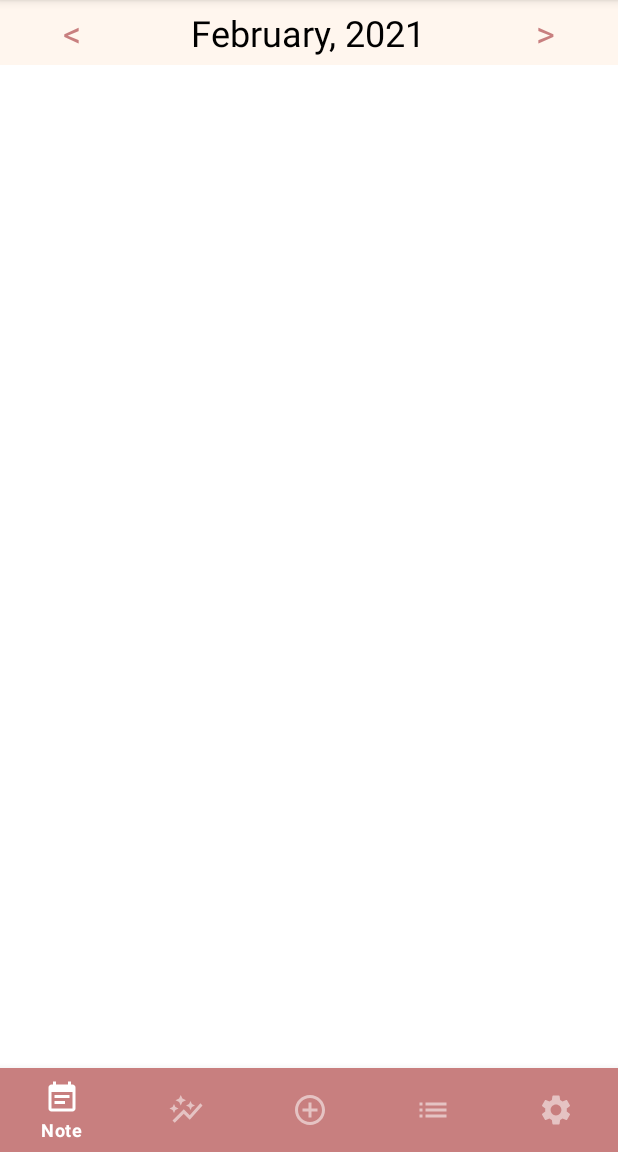
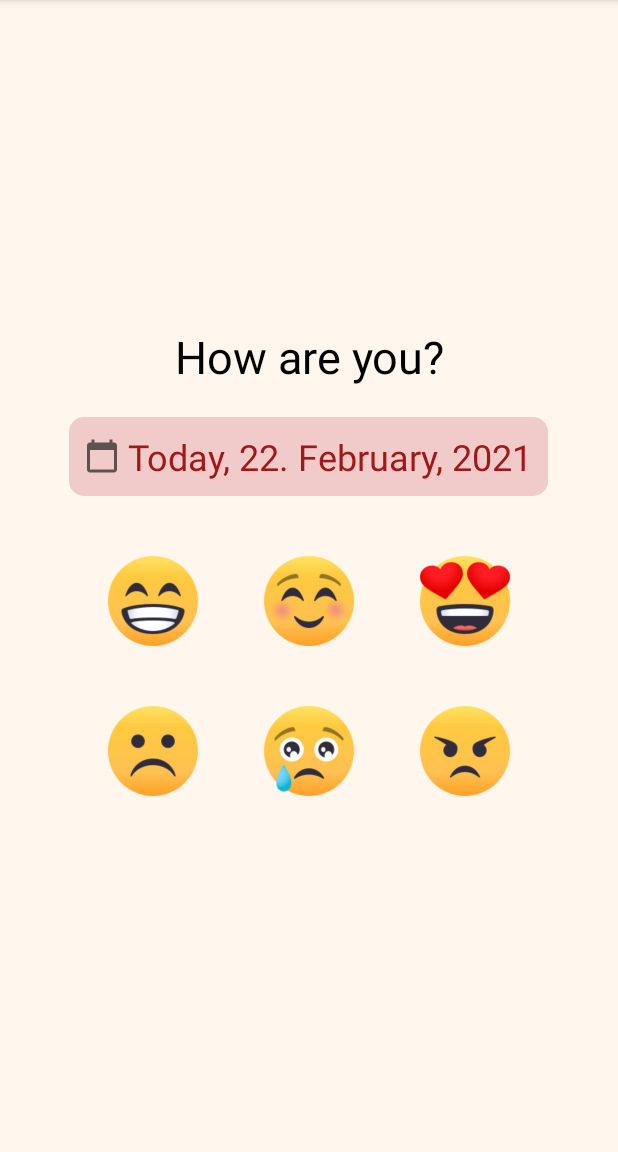
Before and after one commit to GiangNguyen1207/Emory, an Android app: the screen it shows after launch (EntriesActivity before the commit, AddMoodActivity after it), on a phone screen of 412 x 824 dp, the part 84-1236 px from its top. Run offline under Robolectric (Android 15) with nearby library versions, the phone set to English and light mode, and no system bars; Roboto replaces fonts that are not available here.

Commit message:
add mood activity

```diff
--- a/app/src/main/AndroidManifest.xml
+++ b/app/src/main/AndroidManifest.xml
@@ -9,13 +9,15 @@
         android:roundIcon="@mipmap/ic_launcher_round"
         android:supportsRtl="true"
         android:theme="@style/Theme.Emory">
-        <activity android:name=".EntriesActivity">
+        <activity android:name=".EntriesActivity"></activity>
+        <activity android:name=".AddMoodActivity">
             <intent-filter>
                 <action android:name="android.intent.action.MAIN" />
 
                 <category android:name="android.intent.category.LAUNCHER" />
             </intent-filter>
         </activity>
+
         <meta-data
             android:name="preloaded_fonts"
             android:resource="@array/preloaded_fonts" />
--- /dev/null
+++ b/app/src/main/java/com/example/emory/AddMoodActivity.java
@@ -0,0 +1,22 @@
+package com.example.emory;
+
+import androidx.appcompat.app.AppCompatActivity;
+
+import android.os.Bundle;
+import android.widget.TextView;
+
+public class AddMoodActivity extends AppCompatActivity {
+    private TextView calendar;
+    private DayMonthYear fullDate;
+
+    @Override
+    protected void onCreate(Bundle savedInstanceState) {
+        super.onCreate(savedInstanceState);
+        setContentView(R.layout.activity_add_mood);
+
+        calendar = findViewById(R.id.calendar);
+
+        fullDate = new DayMonthYear();
+        calendar.setText(fullDate.getFullDate());
+    }
+}
--- a/app/src/main/java/com/example/emory/MonthYear.java
+++ b/app/src/main/java/com/example/emory/DayMonthYear.java
@@ -3,11 +3,11 @@ package com.example.emory;
 import java.util.ArrayList;
 import java.util.Calendar;
 
-public class MonthYear {
+public class DayMonthYear {
     private ArrayList<String> months;
     private Calendar calendar;
 
-    public MonthYear() {
+    public DayMonthYear() {
         this.months = new ArrayList<>();
         this.calendar = Calendar.getInstance();
         months.add("January");
@@ -26,6 +26,13 @@ public class MonthYear {
 
     public String getCurrentMonthYear() {
         return this.months.get(calendar.get(Calendar.MONTH)) + ", " + calendar.get(Calendar.YEAR);
+    }
+
+    public String getFullDate() {
+        return "Today, " +
+                calendar.get(Calendar.DATE) + ". " +
+                this.months.get(calendar.get(Calendar.MONTH)) + ", " +
+                calendar.get(Calendar.YEAR);
     }
 
     public String getPrevMonthYear(String month, int year) {
--- a/app/src/main/java/com/example/emory/EntriesActivity.java
+++ b/app/src/main/java/com/example/emory/EntriesActivity.java
@@ -3,15 +3,12 @@ package com.example.emory;
 import androidx.appcompat.app.AppCompatActivity;
 
 import android.os.Bundle;
-import android.util.Log;
 import android.view.View;
 import android.widget.TextView;
 
-import java.util.Calendar;
-
 public class EntriesActivity extends AppCompatActivity {
     private TextView month;
-    private MonthYear monthYear;
+    private DayMonthYear monthYear;
 
     @Override
     protected void onCreate(Bundle savedInstanceState) {
@@ -20,7 +17,7 @@ public class EntriesActivity extends AppCompatActivity {
 
         month = findViewById(R.id.month);
 
-        monthYear = new MonthYear();
+        monthYear = new DayMonthYear();
         String currentMonthYear = monthYear.getCurrentMonthYear();
 
         month.setText(currentMonthYear);
--- /dev/null
+++ b/app/src/main/res/drawable/ic_calendar_black.xml
@@ -0,0 +1,10 @@
+<vector xmlns:android="http://schemas.android.com/apk/res/android"
+    android:width="24dp"
+    android:height="24dp"
+    android:viewportWidth="24"
+    android:viewportHeight="24"
+    android:tint="?attr/colorControlNormal">
+  <path
+      android:fillColor="@android:color/white"
+      android:pathData="M20,3h-1L19,1h-2v2L7,3L7,1L5,1v2L4,3c-1.1,0 -2,0.9 -2,2v16c0,1.1 0.9,2 2,2h16c1.1,0 2,-0.9 2,-2L22,5c0,-1.1 -0.9,-2 -2,-2zM20,21L4,21L4,8h16v13z"/>
+</vector>
--- /dev/null
+++ b/app/src/main/res/drawable/shape_radius_highlight.xml
@@ -0,0 +1,5 @@
+<?xml version="1.0" encoding="utf-8"?>
+<shape xmlns:android="http://schemas.android.com/apk/res/android">
+    <solid android:color="@color/highlight" />
+    <corners android:radius="10dp" />
+</shape>
--- /dev/null
+++ b/app/src/main/res/drawable/shape_radius_secondary.xml
@@ -0,0 +1,5 @@
+<?xml version="1.0" encoding="utf-8"?>
+<shape xmlns:android="http://schemas.android.com/apk/res/android">
+    <solid android:color="@color/secondary" />
+    <corners android:radius="10dp" />
+</shape>
--- /dev/null
+++ b/app/src/main/res/layout/activity_add_mood.xml
@@ -0,0 +1,131 @@
+<?xml version="1.0" encoding="utf-8"?>
+<androidx.constraintlayout.widget.ConstraintLayout xmlns:android="http://schemas.android.com/apk/res/android"
+    xmlns:app="http://schemas.android.com/apk/res-auto"
+    xmlns:tools="http://schemas.android.com/tools"
+    android:layout_width="match_parent"
+    android:layout_height="match_parent"
+    tools:context=".AddMoodActivity">
+
+    <LinearLayout
+        android:layout_width="match_parent"
+        android:layout_height="match_parent"
+        android:background="@color/primary"
+        android:gravity="center_vertical"
+        android:orientation="vertical"
+        app:layout_constraintBottom_toBottomOf="parent"
+        app:layout_constraintEnd_toEndOf="parent"
+        app:layout_constraintStart_toStartOf="parent"
+        app:layout_constraintTop_toTopOf="parent">
+
+        <TextView
+            android:id="@+id/greeting"
+            android:layout_width="match_parent"
+            android:layout_height="wrap_content"
+            android:gravity="center"
+            android:text="@string/greeting"
+            android:textColor="@color/black"
+            android:textSize="30sp" />
+
+        <TextView
+            android:id="@+id/calendar"
+            android:layout_width="wrap_content"
+            android:layout_height="wrap_content"
+            android:layout_gravity="center"
+            android:layout_marginTop="20dp"
+            android:background="@drawable/shape_radius_highlight"
+            android:drawableStart="@drawable/ic_calendar_black"
+            android:drawableLeft="@drawable/ic_calendar_black"
+            android:drawablePadding="5dp"
+            android:padding="10dp"
+            android:text="@string/calendar"
+            android:textColor="@color/calendarText"
+            android:textSize="24sp" />
+
+        <LinearLayout
+            android:layout_width="match_parent"
+            android:layout_height="100dp"
+            android:layout_marginLeft="50dp"
+            android:layout_marginRight="50dp"
+            android:layout_marginTop="20dp"
+            android:orientation="horizontal">
+
+            <ImageButton
+                android:id="@+id/smile"
+                android:layout_width="wrap_content"
+                android:layout_height="wrap_content"
+                android:layout_weight="1"
+                android:background="@color/blur"
+                android:scaleType="fitCenter"
+                android:paddingLeft="20dp"
+                android:paddingRight="20dp"
+                android:src="@drawable/smile" />
+
+            <ImageButton
+                android:id="@+id/happy"
+                android:layout_width="wrap_content"
+                android:layout_height="wrap_content"
+                android:layout_weight="1"
+                android:background="@color/blur"
+                android:scaleType="fitCenter"
+                android:paddingLeft="20dp"
+                android:paddingRight="20dp"
+                android:src="@drawable/happy" />
+
+            <ImageButton
+                android:id="@+id/love"
+                android:layout_width="wrap_content"
+                android:layout_height="wrap_content"
+                android:layout_weight="1"
+                android:background="@color/blur"
+                android:scaleType="fitCenter"
+                android:paddingLeft="20dp"
+                android:paddingRight="20dp"
+                android:src="@drawable/love" />
+
+        </LinearLayout>
+
+        <LinearLayout
+            android:layout_width="match_parent"
+            android:layout_height="100dp"
+            android:layout_marginLeft="50dp"
+            android:layout_marginRight="50dp"
+            android:orientation="horizontal">
+
+            <ImageButton
+                android:id="@+id/sad"
+                android:layout_width="wrap_content"
+                android:layout_height="wrap_content"
+                android:layout_weight="1"
+                android:background="@color/blur"
+                android:scaleType="fitCenter"
+                android:paddingLeft="20dp"
+                android:paddingRight="20dp"
+                android:src="@drawable/sad" />
+
+            <ImageButton
+                android:id="@+id/cry"
+                android:layout_width="wrap_content"
+                android:layout_height="wrap_content"
+                android:layout_weight="1"
+                android:background="@color/blur"
+                android:scaleType="fitCenter"
+                android:paddingLeft="20dp"
+                android:paddingRight="20dp"
+                android:src="@drawable/cry" />
+
+            <ImageButton
+                android:id="@+id/angry"
+                android:layout_width="wrap_content"
+                android:layout_height="wrap_content"
+                android:layout_weight="1"
+                android:background="@color/blur"
+                android:scaleType="fitCenter"
+                android:paddingLeft="20dp"
+                android:paddingRight="20dp"
+                android:src="@drawable/angry" />
+
+        </LinearLayout>
+
+    </LinearLayout>
+
+</androidx.constraintlayout.widget.ConstraintLayout>
--- a/app/src/main/res/layout/activity_entries.xml
+++ b/app/src/main/res/layout/activity_entries.xml
@@ -8,25 +8,32 @@
 
     <LinearLayout
         android:layout_width="match_parent"
-        android:layout_height="wrap_content"
-        android:orientation="horizontal"
-        android:background="@color/primary"
-        android:padding="5dp"
+        android:layout_height="match_parent"
+        android:orientation="vertical"
+        app:layout_constraintBottom_toBottomOf="parent"
         app:layout_constraintEnd_toEndOf="parent"
         app:layout_constraintStart_toStartOf="parent"
-        app:layout_constraintTop_toTopOf="parent" >
+        app:layout_constraintTop_toTopOf="parent">
+
+        <LinearLayout
+            android:id="@+id/linearLayout2"
+            android:layout_width="match_parent"
+            android:layout_height="wrap_content"
+            android:background="@color/primary"
+            android:orientation="horizontal"
+            android:padding="5dp">
 
             <TextView
                 android:id="@+id/back"
                 android:layout_width="wrap_content"
                 android:layout_height="wrap_content"
                 android:layout_weight="1"
+                android:clickable="true"
+                android:gravity="center"
+                android:onClick="onBack"
                 android:text="@string/back"
                 android:textColor="@color/secondary"
-            android:textSize="24sp"
-            android:gravity="center"
-            android:clickable="true"
-            android:onClick="onBack" />
+                android:textSize="24sp" />
 
             <TextView
                 android:id="@+id/month"
@@ -47,10 +54,41 @@
                 android:layout_weight="1"
                 android:clickable="true"
                 android:gravity="center"
+                android:onClick="onNext"
                 android:text="@string/next"
                 android:textColor="@color/secondary"
-            android:textSize="24sp"
-            android:onClick="onNext" />
+                android:textSize="24sp" />
+
+        </LinearLayout>
+
+        <TextView
+            android:id="@+id/date"
+            android:layout_width="match_parent"
+            android:layout_height="wrap_content"
+            android:layout_marginLeft="20dp"
+            android:layout_marginTop="20dp"
+            android:layout_marginRight="20dp"
+            android:background="@drawable/shape_radius_secondary"
+            android:elevation="1dp"
+            android:paddingLeft="20dp"
+            android:paddingTop="5dp"
+            android:paddingBottom="5dp"
+            android:text="@string/date"
+            android:textColor="@color/white" />
+
+        <TextView
+            android:id="@+id/diaryData"
+            android:layout_width="match_parent"
+            android:layout_height="wrap_content"
+            android:layout_marginLeft="20dp"
+            android:layout_marginTop="-10dp"
+            android:layout_marginRight="20dp"
+            android:background="@drawable/shape_radius_highlight"
+            android:paddingLeft="20dp"
+            android:paddingTop="20dp"
+            android:paddingBottom="10dp"
+            android:text="@string/date"
+            android:textColor="@color/diaryText" />
 
     </LinearLayout>
 
--- a/app/src/main/res/values/colors.xml
+++ b/app/src/main/res/values/colors.xml
@@ -6,4 +6,7 @@
     <color name='primary'>#FFF6EE</color>
     <color name='secondary'>#C87F7F</color>
     <color name='highlight'>#F0CBCA</color>
+    <color name="diaryText">#3B5998</color>
+    <color name="calendarText">#A11818</color>
+    <color name="blur">#00FFFFFF</color>
 </resources>
--- a/app/src/main/res/values/strings.xml
+++ b/app/src/main/res/values/strings.xml
@@ -2,5 +2,8 @@
     <string name="app_name">Emory</string>
     <string name="back"><![CDATA[<]]></string>
     <string name="next"><![CDATA[>]]></string>
-    <string name="month">Today</string>
+    <string name="month">This month</string>
+    <string name="date">Today</string>
+    <string name="greeting">How are you?</string>
+    <string name="calendar">Today</string>
 </resources>
```
Also changed, not shown: app/src/main/res/drawable-v24/angry.png (added), app/src/main/res/drawable-v24/cry.png (added), app/src/main/res/drawable-v24/happy.png (added), app/src/main/res/drawable-v24/love.png (added), app/src/main/res/drawable-v24/sad.png (added), app/src/main/res/drawable-v24/smile.png (added). Lines whose indentation alone changed are shown as unchanged.
